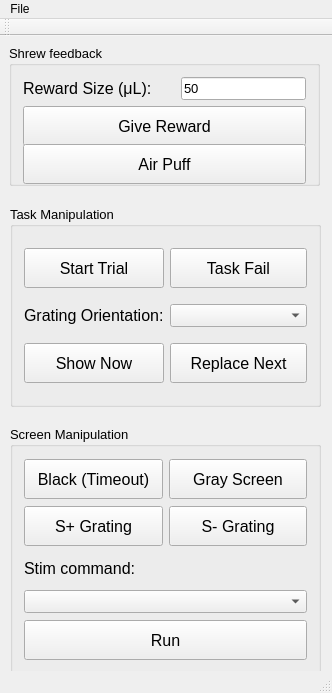
This is ShrewDriver/ui/interact.ui in fitzlab/ShrewDriver as Qt 5 draws it before an edit. The edited form follows.
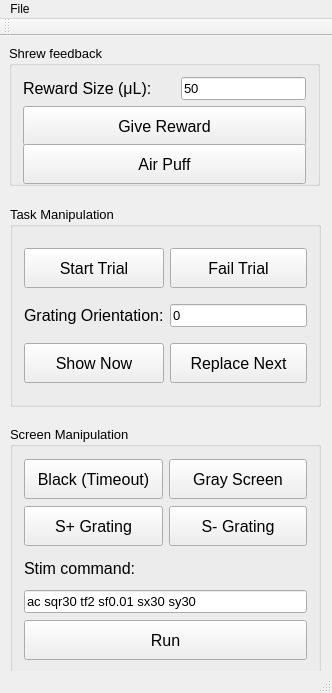
This is the edited form. Icons and pictures are not drawn.

Patch:
```diff
--- a/ShrewDriver/ui/interact.ui
+++ b/ShrewDriver/ui/interact.ui
@@ -315,7 +315,11 @@
       </widget>
      </item>
      <item row="3" column="0" colspan="2">
-      <widget class="QComboBox" name="cmbStimCommand"/>
+      <widget class="QLineEdit" name="txtStimCommand">
+       <property name="text">
+        <string>ac sqr30 tf2 sf0.01 sx30 sy30</string>
+       </property>
+      </widget>
      </item>
     </layout>
     <zorder>btnRunStimCommand</zorder>
@@ -419,7 +423,7 @@
         <bool>false</bool>
        </property>
        <property name="text">
-        <string>Task Fail</string>
+        <string>Fail Trial</string>
        </property>
        <property name="icon">
         <iconset>
@@ -482,7 +486,11 @@
       </widget>
      </item>
      <item row="1" column="1">
-      <widget class="QComboBox" name="cmbGratingOrientation"/>
+      <widget class="QLineEdit" name="txtGratingOrientation">
+       <property name="text">
+        <string>0</string>
+       </property>
+      </widget>
      </item>
     </layout>
     <zorder>btnTaskFail</zorder>
```
Left out of the diff: 56 changed lines with no effect on the pictures.
